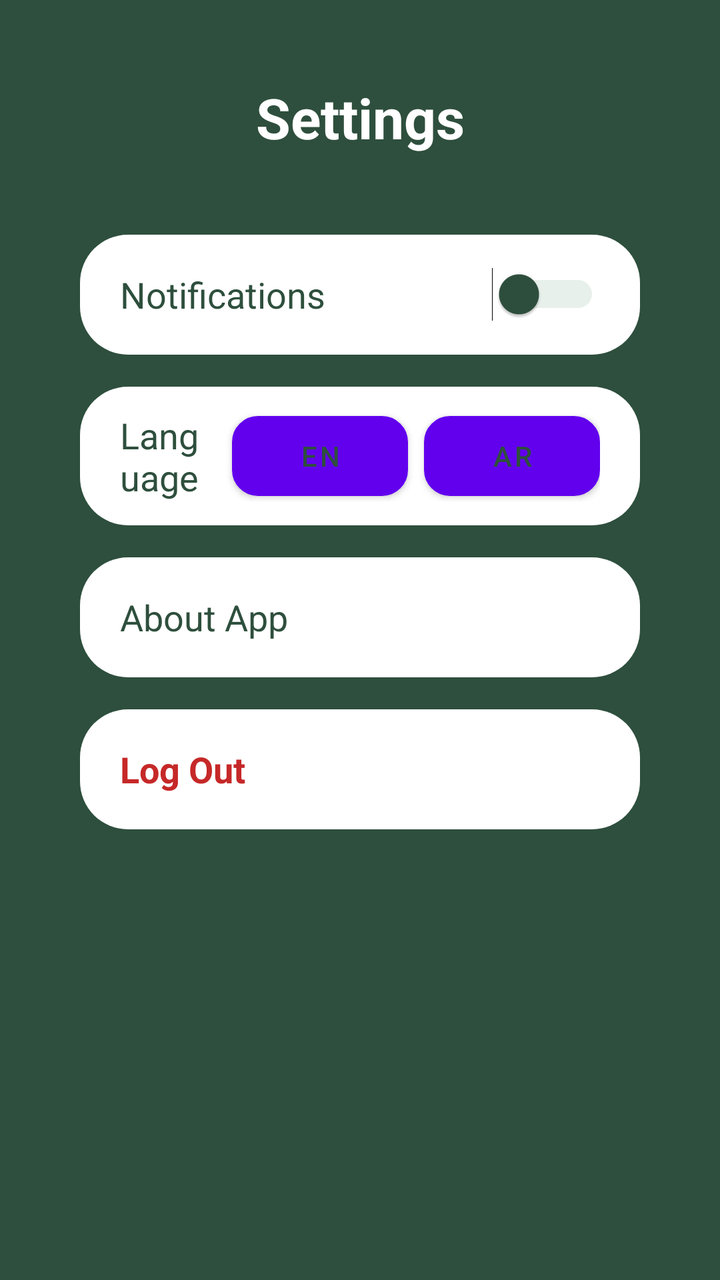
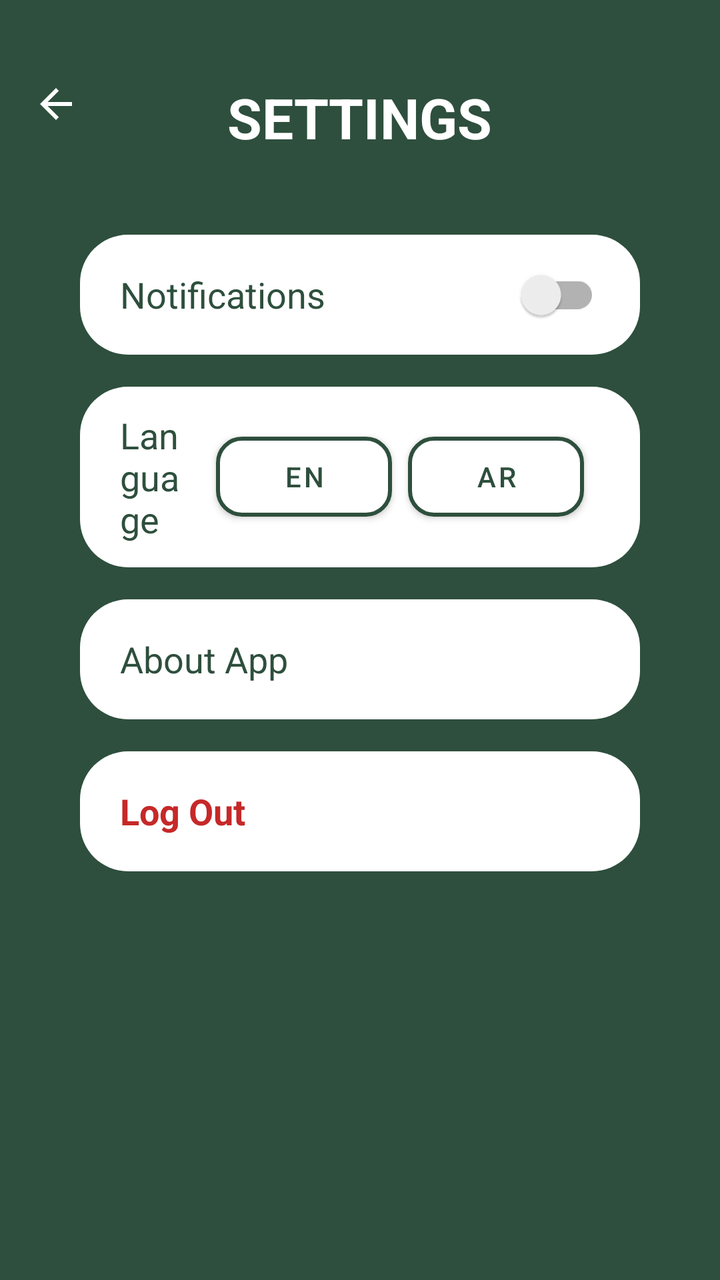

Compare the two renders of this Android layout. The source of the first and the diff that turns it into the second are given below.
<!-- AndroidManifest.xml: application theme Theme.AWS -->
<!-- res/layout/settings_page.xml -->
<androidx.constraintlayout.widget.ConstraintLayout xmlns:android="http://schemas.android.com/apk/res/android"
    xmlns:app="http://schemas.android.com/apk/res-auto"
    android:layout_width="match_parent"
    android:layout_height="match_parent"
    android:background="#2E4F3D">

    
    <TextView
        android:id="@+id/settings_title"
        android:layout_width="wrap_content"
        android:layout_height="wrap_content"
        android:text="Settings"
        android:textColor="@android:color/white"
        android:textSize="28sp"
        android:textStyle="bold"
        app:layout_constraintTop_toTopOf="parent"
        app:layout_constraintStart_toStartOf="parent"
        app:layout_constraintEnd_toEndOf="parent"
        android:layout_marginTop="40dp"/>

    
    <LinearLayout
        android:id="@+id/settings_container"
        android:layout_width="0dp"
        android:layout_height="wrap_content"
        android:orientation="vertical"
        android:padding="16dp"
        app:layout_constraintTop_toBottomOf="@id/settings_title"
        app:layout_constraintStart_toStartOf="parent"
        app:layout_constraintEnd_toEndOf="parent"
        android:layout_margin="24dp">

        
        <LinearLayout
            android:id="@+id/notifications"
            android:layout_width="match_parent"
            android:layout_height="60dp"
            android:orientation="horizontal"
            android:gravity="center_vertical"
            android:background="@drawable/rounded_white_card"
            android:paddingStart="20dp"
            android:paddingEnd="20dp"
            android:layout_marginBottom="16dp">


            <TextView
                android:layout_width="0dp"
                android:layout_height="wrap_content"
                android:layout_weight="1"
                android:text="Notifications"
                android:textSize="18sp"
                android:textColor="#2E4F3D"
                android:layout_marginEnd="12dp"/>


            <Switch
                android:id="@+id/notifications_switch"
                android:layout_width="wrap_content"
                android:layout_height="wrap_content"
                android:thumbTint="#2E4F3D"
                android:trackTint="#A5C3B5"/>
        </LinearLayout>

        
        <LinearLayout
            android:id="@+id/language_row"
            android:layout_width="match_parent"
            android:layout_height="wrap_content"
            android:orientation="horizontal"
            android:gravity="center_vertical"
            android:background="@drawable/rounded_white_card"
            android:paddingStart="20dp"
            android:paddingEnd="20dp"
            android:paddingTop="12dp"
            android:paddingBottom="12dp"
            android:layout_marginBottom="16dp">

            
            <TextView
                android:layout_width="0dp"
                android:layout_height="wrap_content"
                android:layout_weight="1"
                android:text="Language"
                android:textSize="18sp"
                android:textColor="#2E4F3D"
                android:layout_marginEnd="12dp"/>

            
            <Button
                android:id="@+id/btn_english"
                android:layout_width="wrap_content"
                android:layout_height="40dp"
                android:text="EN"
                android:textSize="14sp"
                android:paddingLeft="16dp"
                android:paddingRight="16dp"
                android:background="@drawable/language_unselected"
                android:textColor="#2E4F3D"
                android:layout_marginEnd="8dp"/>

            
            <Button
                android:id="@+id/btn_arabic"
                android:layout_width="wrap_content"
                android:layout_height="40dp"
                android:text="AR"
                android:textSize="14sp"
                android:paddingLeft="16dp"
                android:paddingRight="16dp"
                android:background="@drawable/language_unselected"
                android:textColor="#2E4F3D"/>
        </LinearLayout>


        
        <LinearLayout
            android:id="@+id/about_app"
            android:layout_width="match_parent"
            android:layout_height="60dp"
            android:orientation="horizontal"
            android:gravity="center_vertical"
            android:background="@drawable/rounded_white_card"
            android:paddingStart="20dp"
            android:paddingEnd="20dp"
            android:layout_marginBottom="16dp">

            <TextView
                android:layout_width="wrap_content"
                android:layout_height="wrap_content"
                android:text="About App"
                android:textSize="18sp"
                android:textColor="#2E4F3D"/>
        </LinearLayout>

        
        <LinearLayout
            android:id="@+id/logout"
            android:layout_width="match_parent"
            android:layout_height="60dp"
            android:orientation="horizontal"
            android:gravity="center_vertical"
            android:background="@drawable/rounded_white_card"
            android:paddingStart="20dp"
            android:paddingEnd="20dp">

            <TextView
                android:layout_width="wrap_content"
                android:layout_height="wrap_content"
                android:text="Log Out"
                android:textSize="18sp"
                android:textColor="#C62828"
                android:textStyle="bold"/>
        </LinearLayout>

    </LinearLayout>

</androidx.constraintlayout.widget.ConstraintLayout>
<!-- resources referenced by this layout -->
<resources>
  <!-- drawable language_unselected (drawable) -->
  <shape xmlns:android="http://schemas.android.com/apk/res/android">
      <solid android:color="@android:color/white"/>
      <stroke android:width="2dp" android:color="#2E4F3D"/>
      <corners android:radius="12dp"/>
  </shape>
  <!-- drawable rounded_white_card (drawable) -->
  <shape xmlns:android="http://schemas.android.com/apk/res/android">
      <solid android:color="@color/white"/>
      <corners android:radius="24dp"/>
      <padding android:left="8dp" android:top="8dp" android:right="8dp" android:bottom="8dp"/>
  </shape>
  <style name="Theme.AWS" parent="Theme.MaterialComponents.DayNight.NoActionBar">
          
      </style>
  <color name="white">#FFFFFFFF</color>
</resources>

<!-- the commit's change to res/layout/settings_page.xml (unified diff, before → after) -->
@@ -4,12 +4,23 @@
     android:layout_height="match_parent"
     android:background="#2E4F3D">
 
+
+    <ImageView
+        android:id="@+id/backButton"
+        android:layout_width="24dp"
+        android:layout_height="24dp"
+        android:src="@drawable/ic_arrow_back"
+        android:contentDescription="Back"
+        android:layout_marginStart="16dp"
+        android:layout_marginTop="40dp"
+        app:layout_constraintTop_toTopOf="parent"
+        app:layout_constraintStart_toStartOf="parent" />
     
     <TextView
         android:id="@+id/settings_title"
         android:layout_width="wrap_content"
         android:layout_height="wrap_content"
-        android:text="Settings"
+        android:text="@string/settings"
         android:textColor="@android:color/white"
         android:textSize="28sp"
         android:textStyle="bold"
@@ -17,6 +28,9 @@
         app:layout_constraintStart_toStartOf="parent"
         app:layout_constraintEnd_toEndOf="parent"
         android:layout_marginTop="40dp"/>
+
+
+
 
     
     <LinearLayout
@@ -29,6 +43,8 @@
         app:layout_constraintStart_toStartOf="parent"
         app:layout_constraintEnd_toEndOf="parent"
         android:layout_margin="24dp">
+
+
 
         
         <LinearLayout
@@ -47,13 +63,13 @@
                 android:layout_width="0dp"
                 android:layout_height="wrap_content"
                 android:layout_weight="1"
-                android:text="Notifications"
+                android:text="@string/notifications"
                 android:textSize="18sp"
                 android:textColor="#2E4F3D"
                 android:layout_marginEnd="12dp"/>
 
 
-            <Switch
+            <androidx.appcompat.widget.SwitchCompat
                 android:id="@+id/notifications_switch"
                 android:layout_width="wrap_content"
                 android:layout_height="wrap_content"
@@ -80,7 +96,7 @@
                 android:layout_width="0dp"
                 android:layout_height="wrap_content"
                 android:layout_weight="1"
-                android:text="Language"
+                android:text="@string/language"
                 android:textSize="18sp"
                 android:textColor="#2E4F3D"
                 android:layout_marginEnd="12dp"/>
@@ -95,10 +111,14 @@
                 android:paddingLeft="16dp"
                 android:paddingRight="16dp"
                 android:background="@drawable/language_unselected"
+                app:backgroundTint="@null"
+                android:foreground="@null"
                 android:textColor="#2E4F3D"
                 android:layout_marginEnd="8dp"/>
 
+
             
+
             <Button
                 android:id="@+id/btn_arabic"
                 android:layout_width="wrap_content"
@@ -108,7 +128,11 @@
                 android:paddingLeft="16dp"
                 android:paddingRight="16dp"
                 android:background="@drawable/language_unselected"
-                android:textColor="#2E4F3D"/>
+                app:backgroundTint="@null"
+                android:foreground="@null"
+                android:textColor="#2E4F3D"
+                android:layout_marginEnd="8dp"/>
+
         </LinearLayout>
 
 
@@ -127,7 +151,7 @@
             <TextView
                 android:layout_width="wrap_content"
                 android:layout_height="wrap_content"
-                android:text="About App"
+                android:text="@string/about_app"
                 android:textSize="18sp"
                 android:textColor="#2E4F3D"/>
         </LinearLayout>
@@ -146,7 +170,7 @@
             <TextView
                 android:layout_width="wrap_content"
                 android:layout_height="wrap_content"
-                android:text="Log Out"
+                android:text="@string/log_out"
                 android:textSize="18sp"
                 android:textColor="#C62828"
                 android:textStyle="bold"/>
<!-- resource entries referenced after the edit -->
@@ -1,5 +1,11 @@
 <!-- resources referenced by this layout -->
 <resources>
+  <!-- drawable ic_arrow_back (drawable) -->
+  <vector xmlns:android="http://schemas.android.com/apk/res/android" android:autoMirrored="true" android:height="24dp" android:tint="#FFFFFF" android:viewportHeight="24" android:viewportWidth="24" android:width="24dp">
+        
+      <path android:fillColor="@android:color/white" android:pathData="M20,11H7.83l5.59,-5.59L12,4l-8,8 8,8 1.41,-1.41L7.83,13H20v-2z"/>
+      
+  </vector>
   <!-- drawable language_unselected (drawable) -->
   <shape xmlns:android="http://schemas.android.com/apk/res/android">
       <solid android:color="@android:color/white"/>
@@ -12,6 +18,11 @@
       <corners android:radius="24dp"/>
       <padding android:left="8dp" android:top="8dp" android:right="8dp" android:bottom="8dp"/>
   </shape>
+  <string name="about_app">About App</string>
+  <string name="language">Language</string>
+  <string name="log_out">Log Out</string>
+  <string name="notifications">Notifications</string>
+  <string name="settings">SETTINGS</string>
   <style name="Theme.AWS" parent="Theme.MaterialComponents.DayNight.NoActionBar">
           
       </style>
